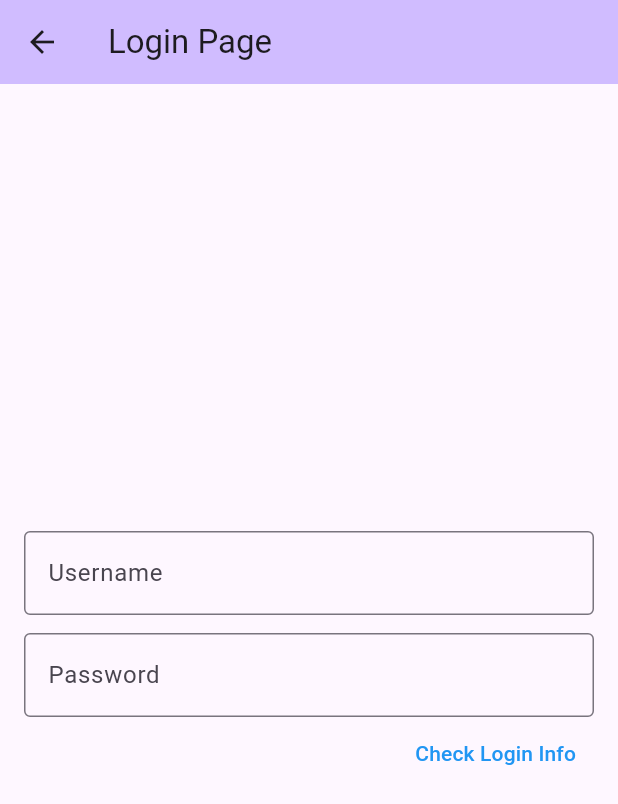
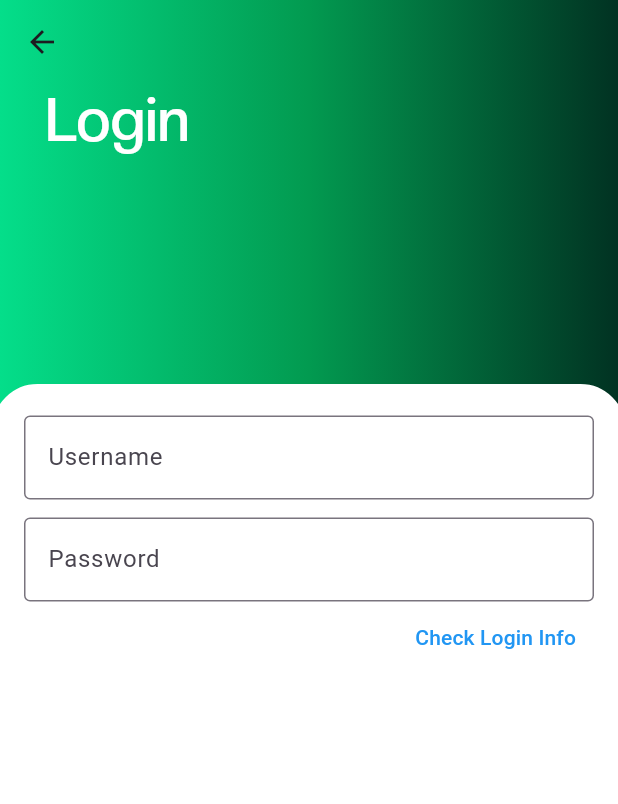
Before and after one commit to marcsaffold17/GetFitApp, a Flutter app: the screen it shows after launch, after a tap on "Login", on a phone screen of 412 x 824 dp. Shown: the top 804 px of the screen. Run offline on Flutter 3.47's test engine with Material 3 defaults, Android fonts, the phone set to English and light mode, and no system bars; our stand-ins replace cloud_firestore, firebase_core; accounts and stored records are empty.

Commit message:
Added login account page changes

```diff
--- a/get_fit_app/lib/view/login_view.dart
+++ b/get_fit_app/lib/view/login_view.dart
@@ -10,11 +10,12 @@ class LoginButtonPage extends StatelessWidget {
       // appBar: AppBar(title: const Text('')),
       body: Container(
         decoration: const BoxDecoration(
+          // color: Color.fromARGB(255, 29, 28, 28)
           gradient: LinearGradient(
             colors: [Color.fromARGB(255, 4, 222, 138), Color.fromARGB(255, 2, 154, 80), Color.fromARGB(255, 1, 50, 34)],
-            //colors: [Color.fromARGB(255, 67, 66, 66), Color.fromARGB(255, 189, 172, 172), Color.fromARGB(255, 60, 60, 61)],
-            begin: Alignment.centerLeft, // Start position
-            end: Alignment.centerRight, // End position
+            // colors: [Color.fromARGB(255, 67, 66, 66), Color.fromARGB(255, 189, 172, 172), Color.fromARGB(255, 60, 60, 61)],
+            begin: Alignment.centerLeft,
+            end: Alignment.centerRight,
           ),
         ),
         child: Column(
@@ -43,7 +44,7 @@ class LoginButtonPage extends StatelessWidget {
                 );
               },
               style: ElevatedButton.styleFrom(
-                minimumSize: const Size(250, 50), // Adjust width and height
+                minimumSize: const Size(250, 50),
                 // padding: const EdgeInsets.symmetric(horizontal: 30, vertical: 0),
               ),
               child: const Text('Create Account', style: TextStyle(fontWeight: FontWeight.w600, fontFamily: 'Mirage', fontSize: 25),),
@@ -60,7 +61,7 @@ class LoginButtonPage extends StatelessWidget {
                 );
               },
               style: ElevatedButton.styleFrom(
-                minimumSize: const Size(250, 50), // Adjust width and height
+                minimumSize: const Size(250, 50),
                 // padding: const EdgeInsets.symmetric(horizontal: 30, vertical: 0),
               ),
               child: const Text('Login',style: TextStyle(fontWeight: FontWeight.w600, fontFamily: 'Mirage', fontSize: 25) ),
@@ -119,13 +120,64 @@ class LoginPage extends State<MyLoginPage> implements LoginView {
   Widget build(BuildContext context) {
     return Scaffold(
       appBar: AppBar(
-        backgroundColor: Theme.of(context).colorScheme.inversePrimary,
-        title: Text(widget.title),
+      flexibleSpace: Container(
+        decoration: const BoxDecoration(
+          gradient: LinearGradient(
+            colors: [
+              Color.fromARGB(255, 4, 222, 138),
+              Color.fromARGB(255, 2, 154, 80),
+              Color.fromARGB(255, 1, 50, 34),
+            ],
+            begin: Alignment.centerLeft,
+            end: Alignment.centerRight,
           ),
-      body: Padding(
+        ),
+      ),
+    ),
+      body: Stack(
+      children: [
+        Container(
+          decoration: const BoxDecoration(
+            gradient: LinearGradient(
+              colors: [
+                Color.fromARGB(255, 4, 222, 138),
+                Color.fromARGB(255, 2, 154, 80),
+                Color.fromARGB(255, 1, 50, 34),
+              ],
+              begin: Alignment.centerLeft,
+              end: Alignment.centerRight,
+            ),
+          ),
+        ),
+        Align(
+          alignment: Alignment.topLeft,
+          child: RichText(
+            text: TextSpan(
+              style: TextStyle(
+                fontFamily: 'Voguella',
+                fontSize: 40,
+                color: const Color.fromARGB(255, 255, 255, 255),
+              ),
+              children: const <TextSpan>[
+                TextSpan(text: '   Login\n'),
+              ],
+            ),
+          ),
+        ),
+        Positioned(
+          left: -5,
+          right: -5,
+          top: 200,
+          bottom: -15,
+          child: Container(
             padding: const EdgeInsets.all(16.0),
+            decoration: BoxDecoration(
+              color: Colors.white,
+              border: Border.all(width: 5.0, color: Colors.white),
+              borderRadius: BorderRadius.all(Radius.circular(30.0)),
+            ),
+            child: SingleChildScrollView(
               child: Column(
-          mainAxisAlignment: MainAxisAlignment.center,
                 crossAxisAlignment: CrossAxisAlignment.end,
           children: [
             TextField(
@@ -170,6 +222,10 @@ class LoginPage extends State<MyLoginPage> implements LoginView {
           ],
         ),
       ),
+          )
+        )
+      ]
+      )
     );
   }
 }
@@ -321,18 +377,32 @@ Widget build(BuildContext context) {
                       hintText: 'Confirm Password',
                     ),
                   ),
-                  SizedBox(height: 12),
-                  ElevatedButton(
+                  SizedBox(height: 30),
+                  Container(
+                    width: 400,
+                    height: 60,
+                    decoration: BoxDecoration(
+                      gradient: LinearGradient(
+                        colors: [Color.fromARGB(255, 4, 222, 138), Color.fromARGB(255, 2, 154, 80), Color.fromARGB(255, 1, 50, 34)],
+                        //colors: [Color.fromARGB(255, 67, 66, 66), Color.fromARGB(255, 189, 172, 172), Color.fromARGB(255, 60, 60, 61)],
+                        begin: Alignment.centerLeft,
+                        end: Alignment.centerRight,
+                      ),
+                      borderRadius: BorderRadius.circular(30.0),
+                    ),
+                    child: ElevatedButton(
                       style: ElevatedButton.styleFrom(
+                        backgroundColor: Colors.transparent,
                         padding: EdgeInsets.symmetric(vertical: 12.0, horizontal: 16.0),
                         shape: RoundedRectangleBorder(
                           borderRadius: BorderRadius.circular(30.0),
-                      ),                    ),
+                        ),
+                      ),
                       onPressed: handleCreateAccount,
-                    child: const Text
-                    (
+                      child: const Text(
                         'Create Account',
-                      style: TextStyle(fontSize: 16, fontWeight: FontWeight.bold),
+                        style: TextStyle(fontFamily: 'Mirage', fontSize: 20, fontWeight: FontWeight.bold, color: Color.fromARGB(255, 255, 255, 255)),
+                      ),
                     ),
                   )
                 ],
```
Lines whose indentation alone changed are shown as unchanged.
